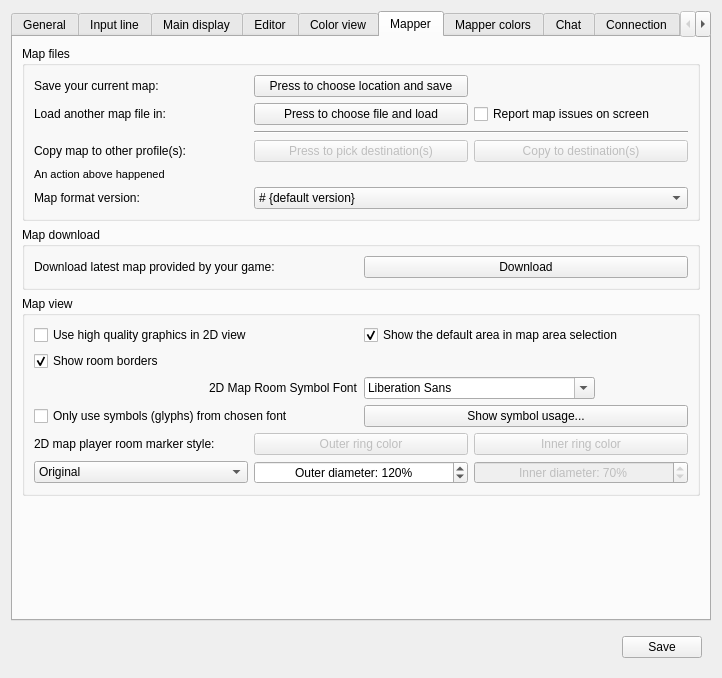
The window that src/ui/profile_preferences.ui (Mudlet/Mudlet) describes before a commit, drawn with Qt 5.
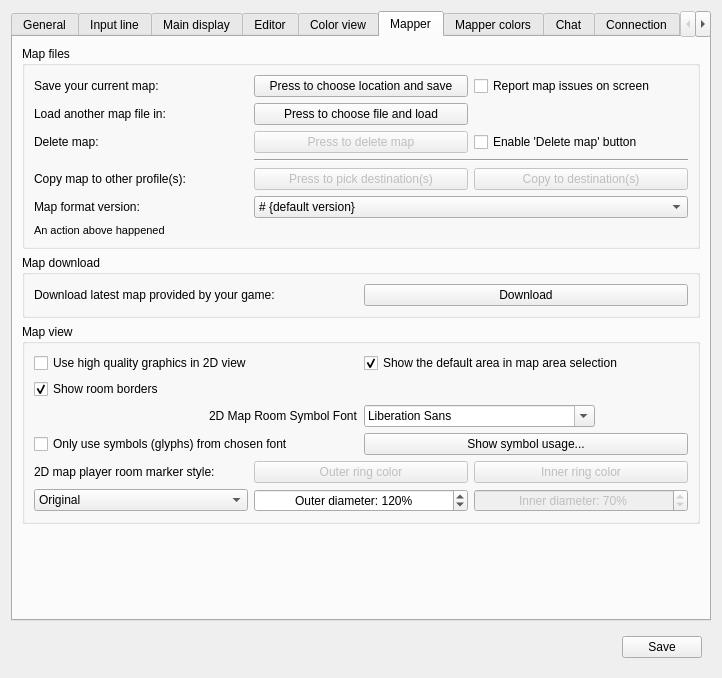
The same window after the commit. The open tabs and pages were chosen to show the change. Icons and pictures are not drawn. Custom widgets are drawn as their Qt base class.

Diff of the .ui file:
```diff
--- a/src/ui/profile_preferences.ui
+++ b/src/ui/profile_preferences.ui
@@ -1831,6 +1831,16 @@
             </property>
            </widget>
           </item>
+          <item row="0" column="2">
+           <widget class="QCheckBox" name="checkBox_reportMapIssuesOnScreen">
+            <property name="toolTip">
+             <string>&lt;p&gt;Mudlet now does some sanity checking and repairing to clean up issues that may have arisen in previous version due to faulty code or badly documented commands. However if significant problems are found the report can be quite extensive, in particular for larger maps.&lt;/p&gt;&lt;p&gt;Unless this option is set, Mudlet will reduce the amount of on-screen messages by hiding many texts and showing a suggestion to review the report file instead.&lt;/p&gt;</string>
+            </property>
+            <property name="text">
+             <string>Report map issues on screen</string>
+            </property>
+           </widget>
+          </item>
           <item row="1" column="0">
            <widget class="QLabel" name="label_loadMap">
             <property name="text">
@@ -1848,24 +1858,41 @@
             </property>
            </widget>
           </item>
-          <item row="1" column="2">
-           <widget class="QCheckBox" name="checkBox_reportMapIssuesOnScreen">
-            <property name="toolTip">
-             <string>&lt;p&gt;Mudlet now does some sanity checking and repairing to clean up issues that may have arisen in previous version due to faulty code or badly documented commands. However if significant problems are found the report can be quite extensive, in particular for larger maps.&lt;/p&gt;&lt;p&gt;Unless this option is set, Mudlet will reduce the amount of on-screen messages by hiding many texts and showing a suggestion to review the report file instead.&lt;/p&gt;</string>
+          <item row="2" column="0">
+           <widget class="QLabel" name="label_deleteMap">
+            <property name="text">
+             <string>Delete map:</string>
             </property>
+            <property name="buddy">
+             <cstring>checkBox_enablMapDeleteButton</cstring>
+            </property>
+           </widget>
+          </item>
+          <item row="2" column="1">
+           <widget class="QPushButton" name="pushButton_deleteMap">
+            <property name="enabled">
+             <bool>false</bool>
+            </property>
             <property name="text">
-             <string>Report map issues on screen</string>
+             <string>Press to delete map</string>
             </property>
            </widget>
           </item>
-          <item row="2" column="1" colspan="2">
+          <item row="2" column="2">
+           <widget class="QCheckBox" name="checkBox_enablMapDeleteButton">
+            <property name="text">
+             <string>Enable 'Delete map' button</string>
+            </property>
+           </widget>
+          </item>
+          <item row="3" column="1" colspan="2">
            <widget class="Line" name="line_aboveCopyMap">
             <property name="orientation">
              <enum>Qt::Horizontal</enum>
             </property>
            </widget>
           </item>
-          <item row="3" column="0">
+          <item row="4" column="0">
            <widget class="QLabel" name="label_copyMap">
             <property name="text">
              <string>Copy map to other profile(s):</string>
@@ -1875,7 +1902,7 @@
             </property>
            </widget>
           </item>
-          <item row="3" column="1">
+          <item row="4" column="1">
            <widget class="QPushButton" name="pushButton_chooseProfiles">
             <property name="enabled">
              <bool>false</bool>
@@ -1888,7 +1915,7 @@
             </property>
            </widget>
           </item>
-          <item row="3" column="2">
+          <item row="4" column="2">
            <widget class="QPushButton" name="pushButton_copyMap">
             <property name="enabled">
              <bool>false</bool>
@@ -1901,18 +1928,6 @@
             </property>
            </widget>
           </item>
-          <item row="4" column="0" colspan="3">
-           <widget class="QLabel" name="label_mapFileActionResult">
-            <property name="font">
-             <font>
-              <pointsize>8</pointsize>
-             </font>
-            </property>
-            <property name="text">
-             <string>An action above happened</string>
-            </property>
-           </widget>
-          </item>
           <item row="5" column="0">
            <widget class="QLabel" name="label_mapFileSaveFormatVersion">
             <property name="text">
@@ -1950,6 +1965,18 @@
             </item>
            </widget>
           </item>
+          <item row="6" column="0" colspan="3">
+           <widget class="QLabel" name="label_mapFileActionResult">
+            <property name="font">
+             <font>
+              <pointsize>8</pointsize>
+             </font>
+            </property>
+            <property name="text">
+             <string>An action above happened</string>
+            </property>
+           </widget>
+          </item>
          </layout>
         </widget>
        </item>
```
Left out of the diff: 5 changed lines with no effect on the pictures.
